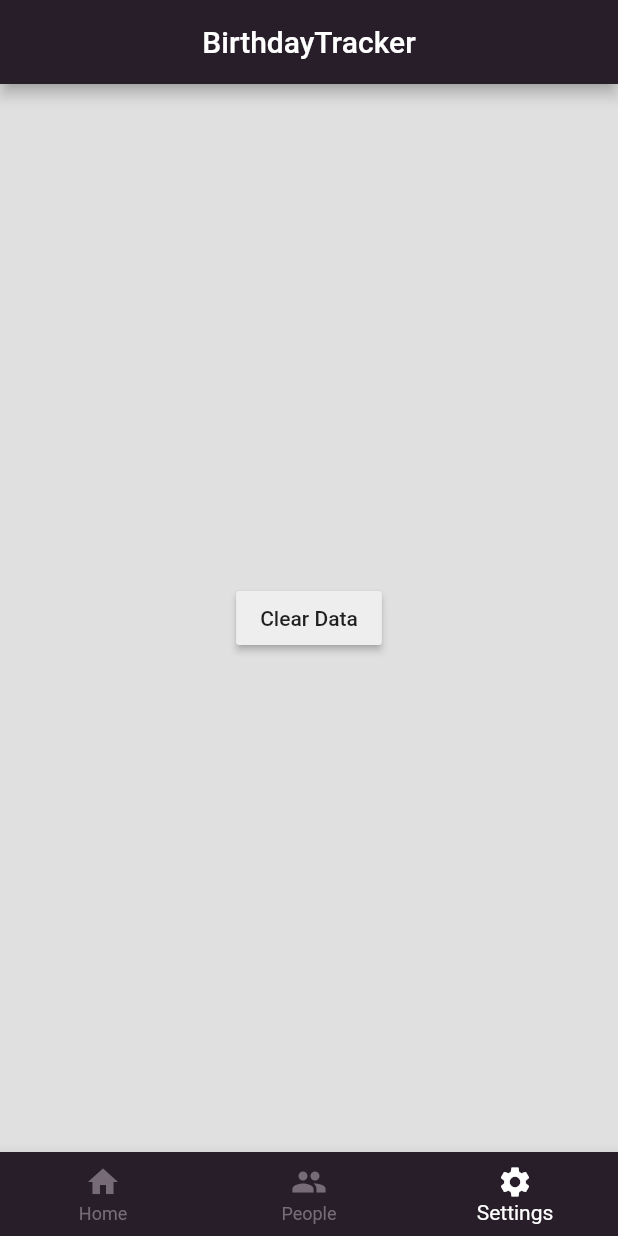
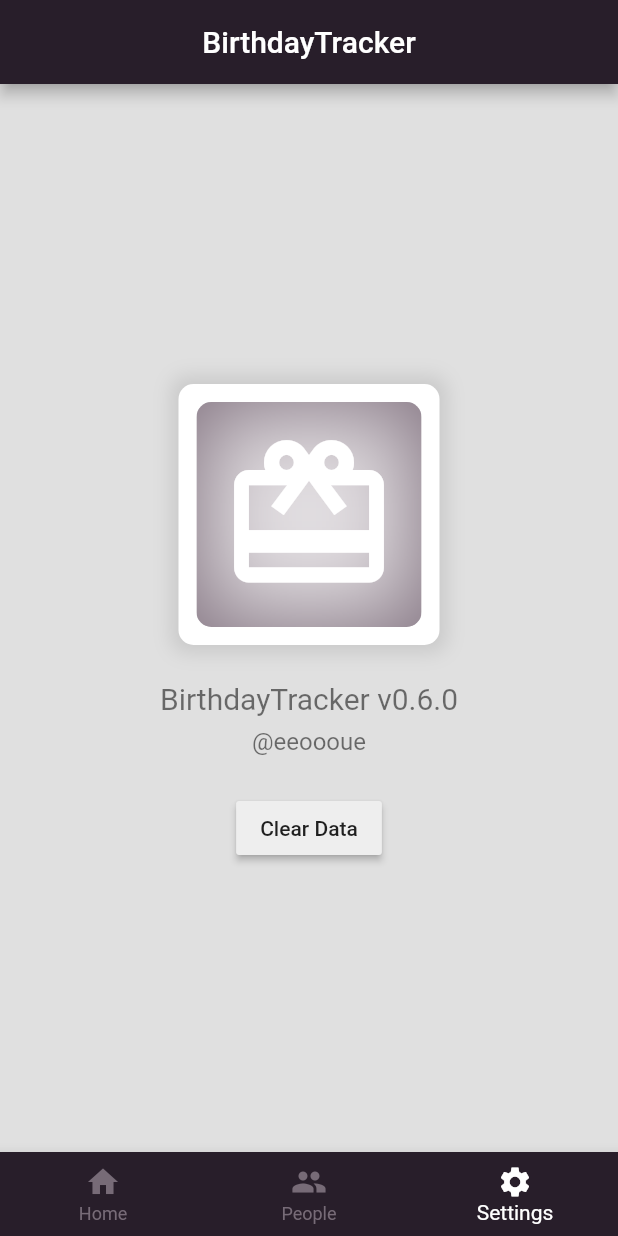
Before and after one commit to eeoooue/BirthdayTracker, a Flutter app: the screen it shows after launch, item 3 of the bottom bar chosen, on a phone screen of 412 x 824 dp. Run offline on Flutter 3.47's test engine with Material 2 defaults, Android fonts, the phone set to English and light mode, and no system bars; our stand-ins replace hive_flutter, image_picker; accounts and stored records are empty.

Commit message:
Settings tab of Home presents MyAppIcon & BuildInfo

```diff
--- a/birthdaytracker/lib/pages/home_feed.dart
+++ b/birthdaytracker/lib/pages/home_feed.dart
@@ -2,6 +2,8 @@ import 'package:birthdaytracker/models/dialog_bank.dart';
 import 'package:birthdaytracker/models/hive_helper.dart';
 import 'package:birthdaytracker/models/nav_helper.dart';
 import 'package:birthdaytracker/models/profile_directory.dart';
+import 'package:birthdaytracker/widgets/app_icon.dart';
+import 'package:birthdaytracker/widgets/build_info.dart';
 import 'package:birthdaytracker/widgets/directory_elements.dart';
 import 'package:birthdaytracker/widgets/my_app_bar.dart';
 import 'package:birthdaytracker/widgets/negative_action_button.dart';
@@ -149,7 +151,11 @@ class _HomeFeedState extends State<HomeFeed> {
       child: Column(
           mainAxisAlignment: MainAxisAlignment.center,
           crossAxisAlignment: CrossAxisAlignment.center,
-          children: [NeutralActionButton("Clear Data", _confirmClearData)]),
+          children: [
+            MyAppIcon(),
+            BuildInfo("v0.6.0"),
+            NeutralActionButton("Clear Data", _confirmClearData)
+          ]),
     );
   }
 
```
